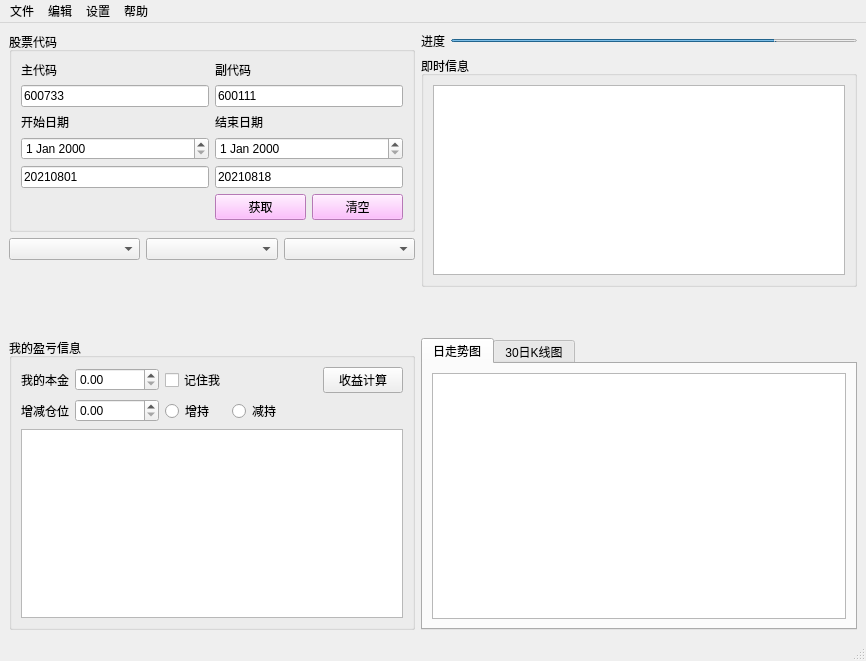
Before: the Qt Designer form StockUI.ui in yangjiameng/Stock_Monitoring, drawn with Qt 5.
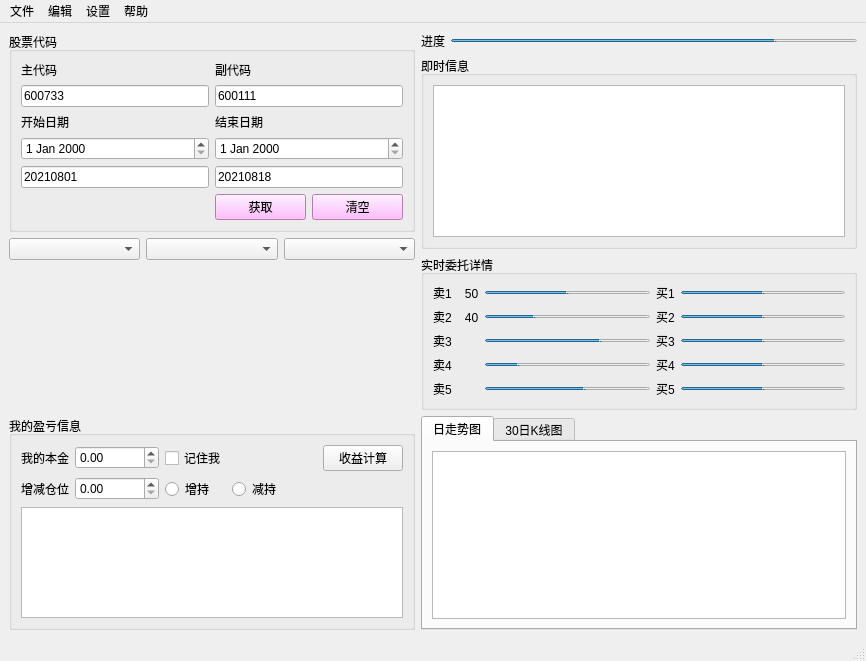
After: the same form once the commit is applied. Custom widgets are drawn as their Qt base class.

Commit message: 更新UI

The edit to the form file:
```diff
--- a/StockUI.ui
+++ b/StockUI.ui
@@ -18,25 +18,6 @@
   </property>
   <widget class="QWidget" name="centralwidget">
    <layout class="QGridLayout" name="gridLayout_3">
-    <item row="0" column="2">
-     <widget class="QProgressBar" name="progressBar_stock">
-      <property name="maximumSize">
-       <size>
-        <width>16777215</width>
-        <height>3</height>
-       </size>
-      </property>
-      <property name="styleSheet">
-       <string notr="true"/>
-      </property>
-      <property name="value">
-       <number>80</number>
-      </property>
-      <property name="textVisible">
-       <bool>false</bool>
-      </property>
-     </widget>
-    </item>
     <item row="0" column="1">
      <widget class="QLabel" name="label_5">
       <property name="text">
@@ -139,18 +120,57 @@
       </layout>
      </widget>
     </item>
-    <item row="2" column="2">
-     <spacer name="verticalSpacer_2">
-      <property name="orientation">
-       <enum>Qt::Vertical</enum>
-      </property>
-      <property name="sizeHint" stdset="0">
+    <item row="0" column="2">
+     <widget class="QProgressBar" name="progressBar_stock">
+      <property name="maximumSize">
        <size>
-        <width>20</width>
-        <height>40</height>
+        <width>16777215</width>
+        <height>3</height>
        </size>
       </property>
-     </spacer>
+      <property name="styleSheet">
+       <string notr="true"/>
+      </property>
+      <property name="value">
+       <number>80</number>
+      </property>
+      <property name="textVisible">
+       <bool>false</bool>
+      </property>
+     </widget>
+    </item>
+    <item row="3" column="1" rowspan="2" colspan="2">
+     <widget class="QTabWidget" name="tabWidget">
+      <property name="currentIndex">
+       <number>0</number>
+      </property>
+      <widget class="QWidget" name="tab_daily">
+       <property name="focusPolicy">
+        <enum>Qt::NoFocus</enum>
+       </property>
+       <property name="contextMenuPolicy">
+        <enum>Qt::DefaultContextMenu</enum>
+       </property>
+       <attribute name="title">
+        <string>日走势图</string>
+       </attribute>
+       <layout class="QGridLayout" name="gridLayout_4">
+        <item row="0" column="0">
+         <widget class="GraphicsLayoutWidget" name="graphicsView_daily_line"/>
+        </item>
+       </layout>
+      </widget>
+      <widget class="QWidget" name="tab_30_K">
+       <attribute name="title">
+        <string>30日K线图</string>
+       </attribute>
+       <layout class="QGridLayout" name="gridLayout_5">
+        <item row="0" column="0">
+         <widget class="GraphicsLayoutWidget" name="graphicsView_matplot"/>
+        </item>
+       </layout>
+      </widget>
+     </widget>
     </item>
     <item row="0" column="0" rowspan="3">
      <layout class="QGridLayout" name="gridLayout_2">
@@ -288,37 +308,243 @@
       </item>
      </layout>
     </item>
-    <item row="3" column="1" rowspan="2" colspan="2">
-     <widget class="QTabWidget" name="tabWidget">
-      <property name="currentIndex">
-       <number>0</number>
+    <item row="2" column="1" colspan="2">
+     <widget class="QGroupBox" name="groupBox_2">
+      <property name="title">
+       <string>实时委托详情</string>
       </property>
-      <widget class="QWidget" name="tab_daily">
-       <property name="focusPolicy">
-        <enum>Qt::NoFocus</enum>
-       </property>
-       <property name="contextMenuPolicy">
-        <enum>Qt::DefaultContextMenu</enum>
-       </property>
-       <attribute name="title">
-        <string>日走势图</string>
-       </attribute>
-       <layout class="QGridLayout" name="gridLayout_4">
-        <item row="0" column="0">
-         <widget class="GraphicsLayoutWidget" name="graphicsView_daily_line"/>
-        </item>
-       </layout>
-      </widget>
-      <widget class="QWidget" name="tab_30_K">
-       <attribute name="title">
-        <string>30日K线图</string>
-       </attribute>
-       <layout class="QGridLayout" name="gridLayout_5">
-        <item row="0" column="0">
-         <widget class="GraphicsLayoutWidget" name="graphicsView_matplot"/>
-        </item>
-       </layout>
-      </widget>
+      <layout class="QGridLayout" name="gridLayout_8">
+       <item row="1" column="0">
+        <widget class="QLabel" name="label_sell2">
+         <property name="text">
+          <string>卖2    40</string>
+         </property>
+        </widget>
+       </item>
+       <item row="2" column="2">
+        <widget class="QLabel" name="label_buy3">
+         <property name="text">
+          <string>买3</string>
+         </property>
+        </widget>
+       </item>
+       <item row="3" column="1">
+        <widget class="QProgressBar" name="progressBar_4">
+         <property name="maximumSize">
+          <size>
+           <width>16777215</width>
+           <height>3</height>
+          </size>
+         </property>
+         <property name="value">
+          <number>20</number>
+         </property>
+         <property name="textVisible">
+          <bool>false</bool>
+         </property>
+        </widget>
+       </item>
+       <item row="4" column="1">
+        <widget class="QProgressBar" name="progressBar_5">
+         <property name="maximumSize">
+          <size>
+           <width>16777215</width>
+           <height>3</height>
+          </size>
+         </property>
+         <property name="value">
+          <number>60</number>
+         </property>
+         <property name="textVisible">
+          <bool>false</bool>
+         </property>
+        </widget>
+       </item>
+       <item row="3" column="0">
+        <widget class="QLabel" name="label_sell4">
+         <property name="text">
+          <string>卖4</string>
+         </property>
+        </widget>
+       </item>
+       <item row="1" column="2">
+        <widget class="QLabel" name="label_buy2">
+         <property name="text">
+          <string>买2</string>
+         </property>
+        </widget>
+       </item>
+       <item row="0" column="2">
+        <widget class="QLabel" name="label_buy1">
+         <property name="text">
+          <string>买1</string>
+         </property>
+        </widget>
+       </item>
+       <item row="2" column="1">
+        <widget class="QProgressBar" name="progressBar_3">
+         <property name="maximumSize">
+          <size>
+           <width>16777215</width>
+           <height>3</height>
+          </size>
+         </property>
+         <property name="value">
+          <number>70</number>
+         </property>
+         <property name="textVisible">
+          <bool>false</bool>
+         </property>
+        </widget>
+       </item>
+       <item row="1" column="1">
+        <widget class="QProgressBar" name="progressBar_2">
+         <property name="maximumSize">
+          <size>
+           <width>16777215</width>
+           <height>3</height>
+          </size>
+         </property>
+         <property name="value">
+          <number>30</number>
+         </property>
+         <property name="textVisible">
+          <bool>false</bool>
+         </property>
+        </widget>
+       </item>
+       <item row="2" column="0">
+        <widget class="QLabel" name="label_sell3">
+         <property name="text">
+          <string>卖3</string>
+         </property>
+        </widget>
+       </item>
+       <item row="4" column="0">
+        <widget class="QLabel" name="label_sell5">
+         <property name="text">
+          <string>卖5</string>
+         </property>
+        </widget>
+       </item>
+       <item row="0" column="0">
+        <widget class="QLabel" name="label_sell1">
+         <property name="text">
+          <string>卖1    50</string>
+         </property>
+        </widget>
+       </item>
+       <item row="3" column="2">
+        <widget class="QLabel" name="label_buy4">
+         <property name="text">
+          <string>买4</string>
+         </property>
+        </widget>
+       </item>
+       <item row="0" column="1">
+        <widget class="QProgressBar" name="progressBar">
+         <property name="maximumSize">
+          <size>
+           <width>16777215</width>
+           <height>3</height>
+          </size>
+         </property>
+         <property name="value">
+          <number>50</number>
+         </property>
+         <property name="textVisible">
+          <bool>false</bool>
+         </property>
+        </widget>
+       </item>
+       <item row="4" column="2">
+        <widget class="QLabel" name="label_buy5">
+         <property name="text">
+          <string>买5</string>
+         </property>
+        </widget>
+       </item>
+       <item row="0" column="3">
+        <widget class="QProgressBar" name="progressBar_6">
+         <property name="maximumSize">
+          <size>
+           <width>16777215</width>
+           <height>3</height>
+          </size>
+         </property>
+         <property name="value">
+          <number>50</number>
+         </property>
+         <property name="textVisible">
+          <bool>false</bool>
+         </property>
+        </widget>
+       </item>
+       <item row="1" column="3">
+        <widget class="QProgressBar" name="progressBar_7">
+         <property name="maximumSize">
+          <size>
+           <width>16777215</width>
+           <height>3</height>
+          </size>
+         </property>
+         <property name="value">
+          <number>50</number>
+         </property>
+         <property name="textVisible">
+          <bool>false</bool>
+         </property>
+        </widget>
+       </item>
+       <item row="2" column="3">
+        <widget class="QProgressBar" name="progressBar_8">
+         <property name="maximumSize">
+          <size>
+           <width>16777215</width>
+           <height>3</height>
+          </size>
+         </property>
+         <property name="value">
+          <number>50</number>
+         </property>
+         <property name="textVisible">
+          <bool>false</bool>
+         </property>
+        </widget>
+       </item>
+       <item row="3" column="3">
+        <widget class="QProgressBar" name="progressBar_9">
+         <property name="maximumSize">
+          <size>
+           <width>16777215</width>
+           <height>3</height>
+          </size>
+         </property>
+         <property name="value">
+          <number>50</number>
+         </property>
+         <property name="textVisible">
+          <bool>false</bool>
+         </property>
+        </widget>
+       </item>
+       <item row="4" column="3">
+        <widget class="QProgressBar" name="progressBar_10">
+         <property name="maximumSize">
+          <size>
+           <width>16777215</width>
+           <height>3</height>
+          </size>
+         </property>
+         <property name="value">
+          <number>50</number>
+         </property>
+         <property name="textVisible">
+          <bool>false</bool>
+         </property>
+        </widget>
+       </item>
+      </layout>
      </widget>
     </item>
    </layout>
@@ -329,7 +555,7 @@
      <x>0</x>
      <y>0</y>
      <width>866</width>
-     <height>23</height>
+     <height>21</height>
     </rect>
    </property>
    <widget class="QMenu" name="menu_file">
```
The commit also changes 1 other file.
